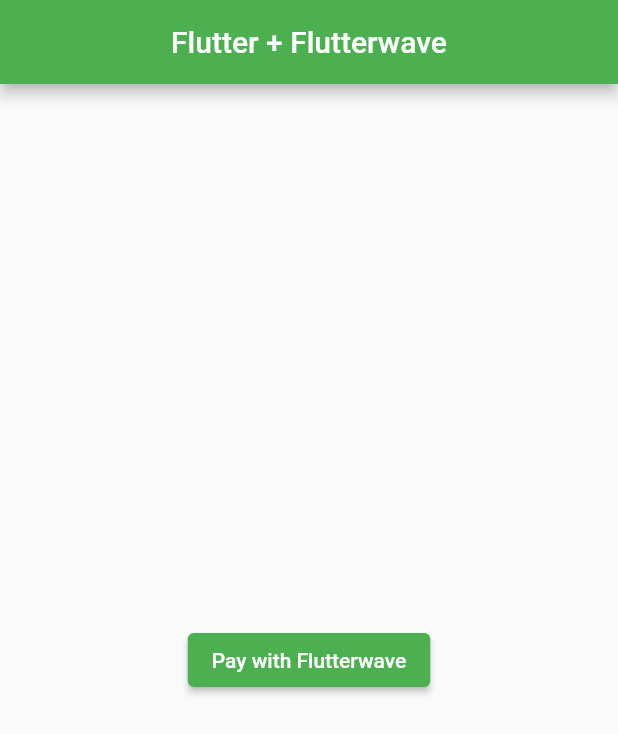
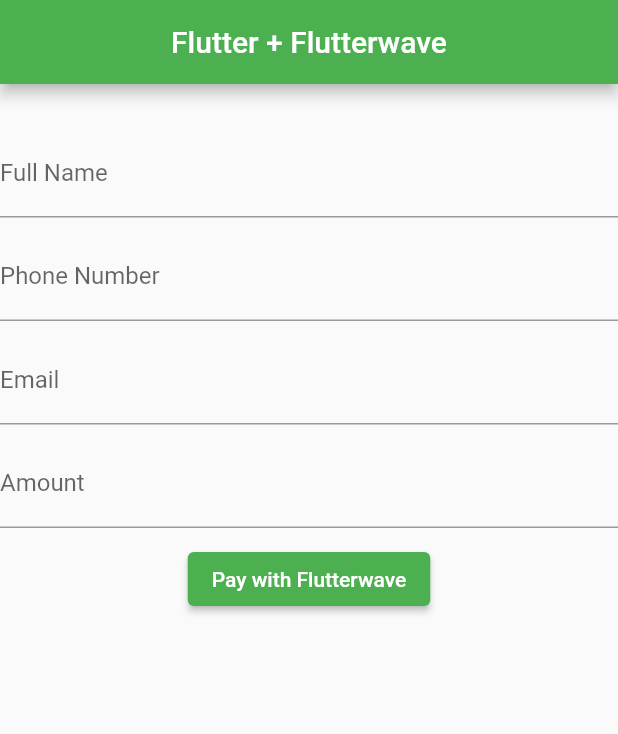
Before and after one commit to JosephineAkello/flutterwave_flutter_app, a Flutter app: the screen it shows after launch, on a phone screen of 412 x 824 dp. Shown: the top 734 px of the screen. Run offline on Flutter 3.47's test engine with Material 2 defaults, Android fonts, the phone set to English and light mode, and no system bars.

Commit message:
add UI user input details

```diff
--- a/lib/main.dart
+++ b/lib/main.dart
@@ -18,7 +18,7 @@
   }
 }
 
-  class HomePage extends StatefulWidget{
+class HomePage extends StatefulWidget {
   const HomePage({Key? key}) : super(key: key);
 
   @override
@@ -26,20 +26,55 @@
 }
 
 class HomePageState extends State<HomePage> {
+  final TextEditingController fullname = TextEditingController();
+  final TextEditingController phone = TextEditingController();
+  final TextEditingController email = TextEditingController();
+  final TextEditingController amount = TextEditingController();
 
   @override
-    Widget build(context){
+  Widget build(context) {
     return Scaffold(
         appBar: AppBar(
           title: const Text('Flutter + Flutterwave'),
           centerTitle: true,
         ),
-            body: Center(
-              child:ElevatedButton(
+        body: Padding(
+                padding: const EdgeInsets.only(top: 10.0),
+       child: Column(
+          children: [
+          const Padding(padding: EdgeInsets.all(10.0)),
+          Container(
+            margin: const EdgeInsets.only(bottom: 10),
+            child: TextFormField(
+              controller: fullname,
+              decoration: const InputDecoration(labelText: "Full Name"),
+            ),
+          ),
+          Container(
+            margin: const EdgeInsets.only(bottom: 10),
+            child: TextFormField(
+              controller: phone,
+              decoration: const InputDecoration(labelText: "Phone Number"),
+            ),
+          ),
+          Container(
+            margin: const EdgeInsets.only(bottom: 10),
+            child: TextFormField(
+              controller: email,
+              decoration: const InputDecoration(labelText: "Email"),
+            ),
+          ),
+          Container(
+            margin: const EdgeInsets.only(bottom: 10),
+            child: TextFormField(
+              controller: amount,
+              decoration: const InputDecoration(labelText: "Amount"),
+            ),
+          ),
+          ElevatedButton(
             child: const Text('Pay with Flutterwave'),
             onPressed: () {},
           ),
-            )
-      );
+        ])));
   }
 }
```
Lines whose indentation alone changed are shown as unchanged.
